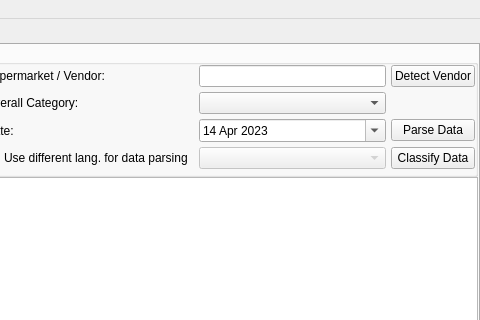
max3-2/pybudgetbook, file pybudgetbook/ui/main_gui.ui: the form before one commit; both pictures show x 820 to 1300 and y 0 to 320 of the 1300 by 800 pixel window.
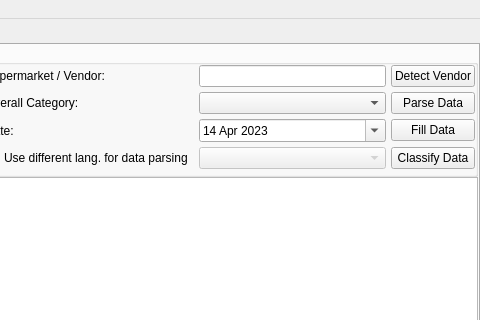
The form after the commit. The open tabs and pages were chosen to show the change. Icons and pictures are not drawn. Custom widgets are drawn as their Qt base class.

Commit message: Added recompute units for data

The edit to the form file:
```diff
--- a/pybudgetbook/ui/main_gui.ui
+++ b/pybudgetbook/ui/main_gui.ui
@@ -490,13 +490,6 @@
                      </property>
                     </widget>
                    </item>
-                   <item row="2" column="3">
-                    <widget class="QPushButton" name="pushButton_parseData">
-                     <property name="text">
-                      <string>Parse Data</string>
-                     </property>
-                    </widget>
-                   </item>
                    <item row="4" column="3">
                     <widget class="QPushButton" name="pushButton_reClassify">
                      <property name="text">
@@ -504,6 +497,20 @@
                      </property>
                     </widget>
                    </item>
+                   <item row="1" column="3">
+                    <widget class="QPushButton" name="pushButton_parseData">
+                     <property name="text">
+                      <string>Parse Data</string>
+                     </property>
+                    </widget>
+                   </item>
+                   <item row="2" column="3">
+                    <widget class="QPushButton" name="pushButton_fillData">
+                     <property name="text">
+                      <string>Fill Data</string>
+                     </property>
+                    </widget>
+                   </item>
                   </layout>
                  </item>
                 </layout>
```
Left out of the diff: 8 changed lines with no effect on the pictures. The commit also changes 2 other files.
